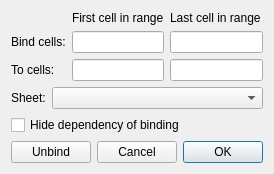
Before: the Qt Designer form src/Mod/Spreadsheet/Gui/DlgBindSheet.ui in southseact-3d/fcd, drawn with Qt 5.
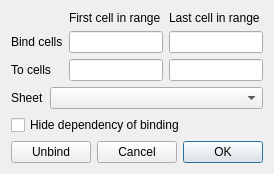
After: the same form once the commit is applied. Custom widgets are drawn as their Qt base class.

Patch:
```diff
--- a/src/Mod/Spreadsheet/Gui/DlgBindSheet.ui
+++ b/src/Mod/Spreadsheet/Gui/DlgBindSheet.ui
@@ -33,7 +33,7 @@
      <item row="1" column="0">
       <widget class="QLabel" name="label_2">
        <property name="text">
-        <string>Bind cells:</string>
+        <string>Bind cells</string>
        </property>
       </widget>
      </item>
@@ -66,7 +66,7 @@
      <item row="2" column="0">
       <widget class="QLabel" name="label_3">
        <property name="text">
-        <string>To cells:</string>
+        <string>To cells</string>
        </property>
       </widget>
      </item>
@@ -114,7 +114,7 @@
      <item row="0" column="0">
       <widget class="QLabel" name="label">
        <property name="text">
-        <string>Sheet:</string>
+        <string>Sheet</string>
        </property>
       </widget>
      </item>
```
Left out of the diff: 2 changed lines with no effect on the pictures.
